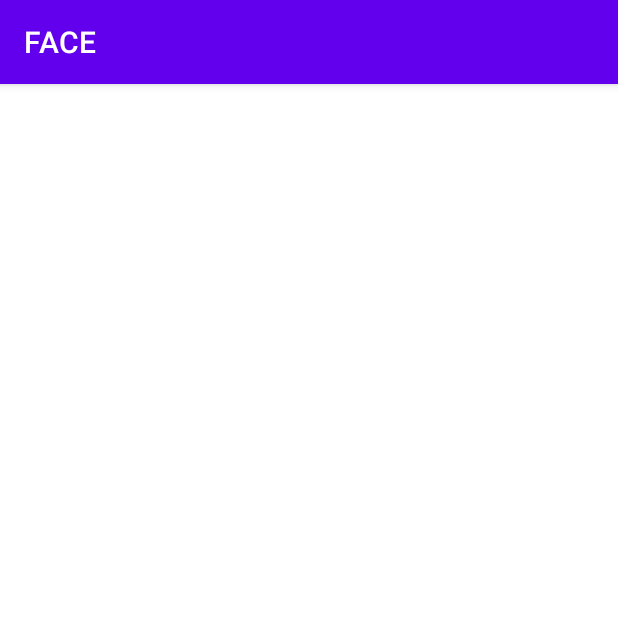
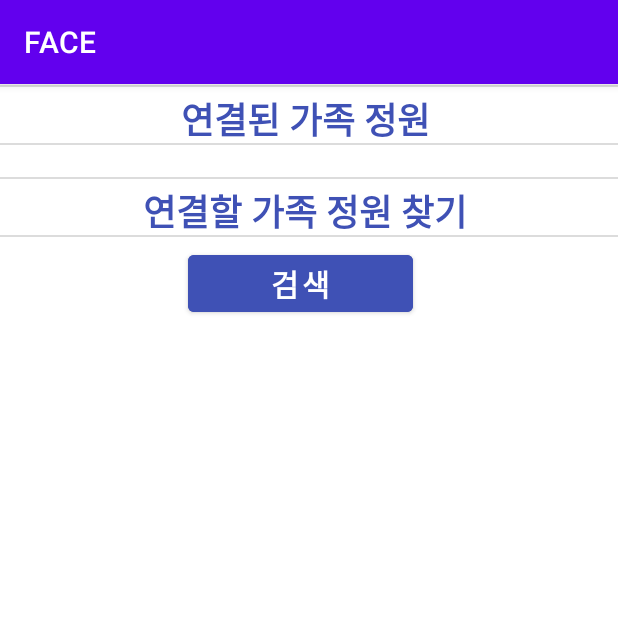
Before and after one commit to kael21ce/FACE, an Android app: the GardenActivity screen opened directly, with no data from a screen before it, on a phone screen of 412 x 824 dp, the top half of it. Run offline under Robolectric (Android 15) with nearby library versions, the phone set to English and light mode, and no system bars.

Commit message:
Set configuration of activity_garden

```diff
--- a/app/src/main/res/layout/activity_garden.xml
+++ b/app/src/main/res/layout/activity_garden.xml
@@ -1,9 +1,76 @@
 <?xml version="1.0" encoding="utf-8"?>
-<androidx.constraintlayout.widget.ConstraintLayout xmlns:android="http://schemas.android.com/apk/res/android"
+<LinearLayout xmlns:android="http://schemas.android.com/apk/res/android"
     xmlns:app="http://schemas.android.com/apk/res-auto"
     xmlns:tools="http://schemas.android.com/tools"
     android:layout_width="match_parent"
     android:layout_height="match_parent"
+    android:orientation="vertical"
     tools:context=".activities.GardenActivity">
 
-</androidx.constraintlayout.widget.ConstraintLayout>
+    <ScrollView
+        android:layout_width="match_parent"
+        android:layout_height="match_parent"
+        tools:ignore="SpeakableTextPresentCheck">
+
+        <LinearLayout
+            android:id="@+id/layoutForScroll"
+            android:layout_width="match_parent"
+            android:layout_height="wrap_content"
+            android:orientation="vertical">
+
+            <TextView
+                android:id="@+id/connectedTxt"
+                android:layout_width="match_parent"
+                android:layout_height="wrap_content"
+                android:background="@drawable/border_layout"
+                android:gravity="center_horizontal"
+                android:paddingTop="5dp"
+                android:paddingEnd="5dp"
+                android:text="연결된 가족 정원"
+                android:textColor="#3F51B5"
+                android:textSize="24sp"
+                android:textStyle="bold" />
+
+            <androidx.recyclerview.widget.RecyclerView
+                android:id="@+id/connectedRecycler"
+                android:layout_width="match_parent"
+                android:layout_height="match_parent" />
+
+            <TextView
+                android:id="@+id/toConnectTxt"
+                android:layout_width="match_parent"
+                android:layout_height="wrap_content"
+                android:layout_marginTop="20dp"
+                android:background="@drawable/border_layout"
+                android:gravity="center_horizontal"
+                android:paddingTop="5dp"
+                android:paddingEnd="5dp"
+                android:text="연결할 가족 정원 찾기"
+                android:textColor="#3F51B5"
+                android:textSize="24sp"
+                android:textStyle="bold" />
+
+            <Button
+                android:id="@+id/searchButton"
+                android:layout_width="150dp"
+                android:layout_height="wrap_content"
+                android:layout_gravity="center_horizontal"
+                android:layout_marginTop="5dp"
+                android:layout_marginEnd="5dp"
+                android:backgroundTint="#3F51B5"
+                android:text="검색"
+                android:textSize="20sp"
+                android:textStyle="bold" />
+
+            <androidx.recyclerview.widget.RecyclerView
+                android:id="@+id/toConnectRecycler"
+                android:layout_width="match_parent"
+                android:layout_height="match_parent" />
+
+            <Space
+                android:layout_width="match_parent"
+                android:layout_height="60dp" />
+        </LinearLayout>
+    </ScrollView>
+
+</LinearLayout>
```
